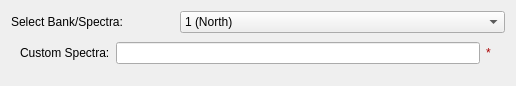
mantidproject/mantid, file scripts/Engineering/gui/engineering_diffraction/tabs/common/cropping/cropping_widget.ui: the form before one commit.
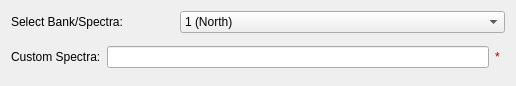
The form after the commit.

Commit message: RE #26848 Improve cropping widget alignment

The edit to the form file:
```diff
--- a/scripts/Engineering/gui/engineering_diffraction/tabs/common/cropping/cropping_widget.ui
+++ b/scripts/Engineering/gui/engineering_diffraction/tabs/common/cropping/cropping_widget.ui
@@ -44,9 +44,18 @@
      </item>
      <item row="1" column="0" colspan="3">
       <widget class="QWidget" name="widget_custom" native="true">
-       <layout class="QHBoxLayout" name="horizontalLayout_3">
+       <layout class="QHBoxLayout" name="horizontalLayout_2">
+        <property name="leftMargin">
+         <number>0</number>
+        </property>
         <property name="topMargin">
-         <number>1</number>
+         <number>0</number>
+        </property>
+        <property name="rightMargin">
+         <number>0</number>
+        </property>
+        <property name="bottomMargin">
+         <number>0</number>
         </property>
         <item>
          <widget class="QLabel" name="label_custom">
```
